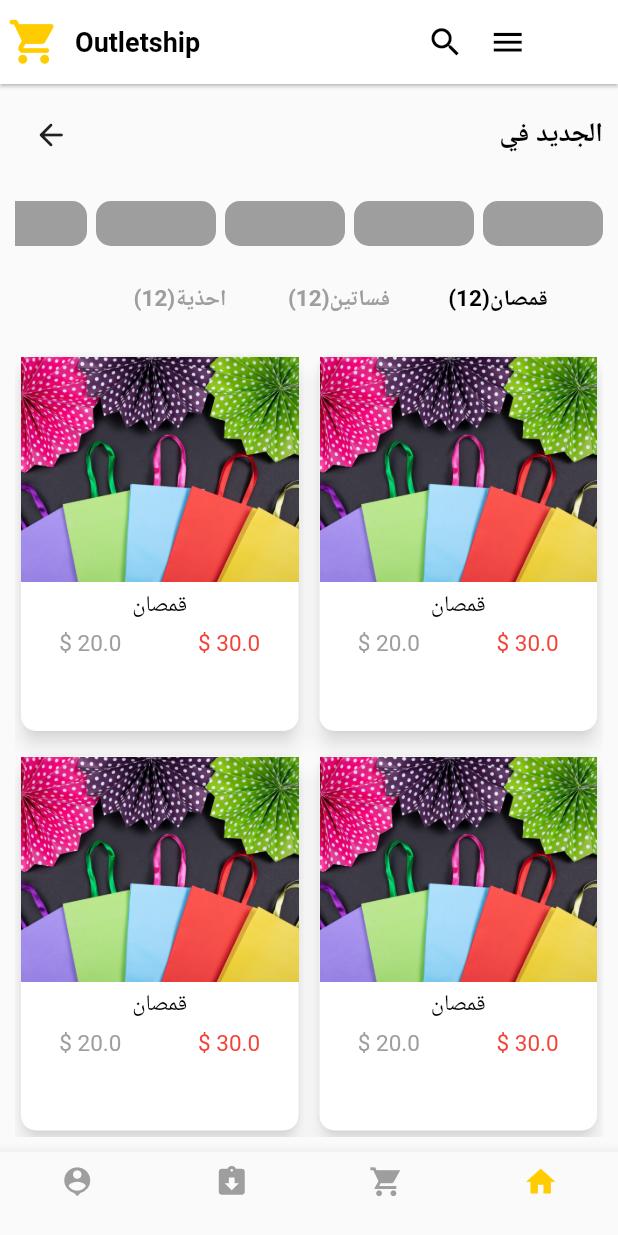
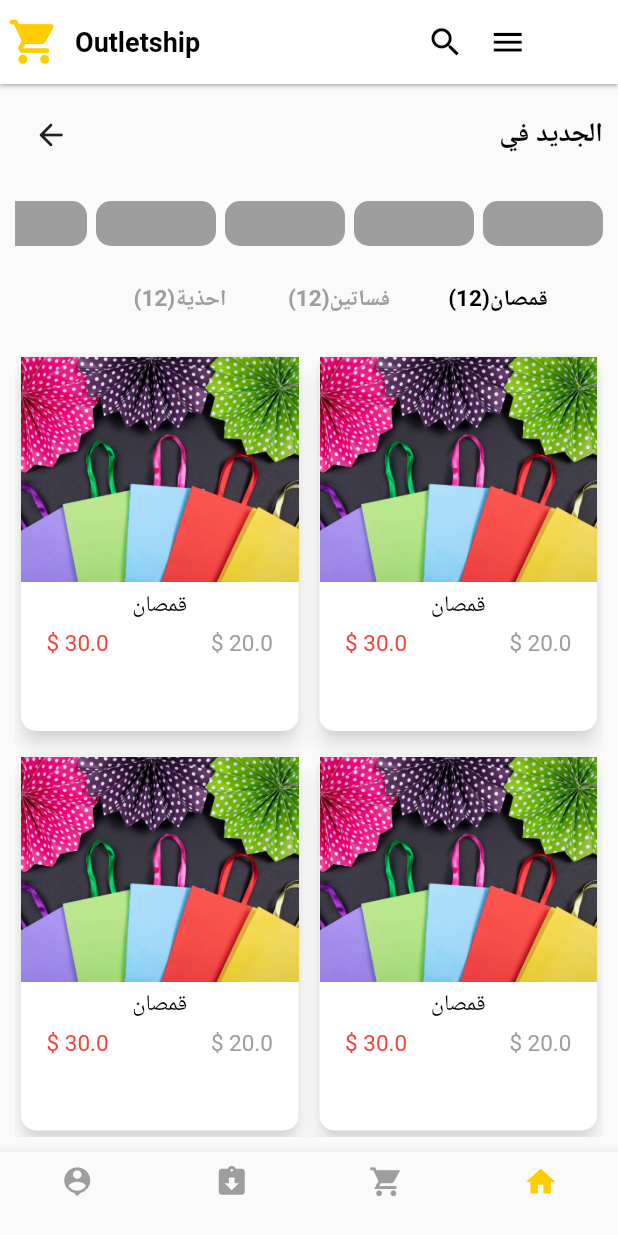
Before and after one commit to Ali77daoud/Shop_app, a Flutter app: the MainScreen screen opened by its route, after a tap on "الجديد في", on a phone screen of 412 x 824 dp. Run offline on Flutter 3.47's test engine with Material 2 defaults, Android fonts, the light colour scheme and no system bars; our stand-ins replace carousel_slider, country_code_picker, get, smooth_page_indicator.

Commit message:
main page changes

```diff
--- a/lib/routes/routes.dart
+++ b/lib/routes/routes.dart
@@ -1,3 +1,4 @@
+
 import 'package:get/route_manager.dart';
 import 'package:shop_app/view/screens/auth/loginotppage.dart';
 import 'package:shop_app/view/screens/auth/loginpage.dart';
--- a/lib/view/screens/mainscreen/homepages/categorypage.dart
+++ b/lib/view/screens/mainscreen/homepages/categorypage.dart
@@ -131,6 +131,9 @@ class CategoryPage extends StatelessWidget {
                         ),
                     itemBuilder: (context,index){
                       return homeCard(
+                        hight: 150,
+                        width: double.infinity,
+                        widthBetweenPrice: 0,
                         elevation: 5,
                         color: whiteColor,
                         radius: 10,
--- a/lib/view/screens/mainscreen/homepages/home.dart
+++ b/lib/view/screens/mainscreen/homepages/home.dart
@@ -3,6 +3,7 @@ import 'package:flutter/material.dart';
 import 'package:get/get.dart';
 import 'package:shop_app/logic/controller/navcontroller.dart';
 import 'package:shop_app/utils/theme.dart';
+import 'package:shop_app/view/widget/gridviewcard.dart';
 import 'package:shop_app/view/widget/icon_container.dart';
 import 'package:smooth_page_indicator/smooth_page_indicator.dart';
 
@@ -219,7 +220,6 @@ class Home extends StatelessWidget {
                     h: 20,
                     ),
                   ),
-
                 ],
               ),
             ),
@@ -283,6 +283,57 @@ class Home extends StatelessWidget {
                 fontWeight: FontWeight.bold
               ),
             ),
+            Padding(
+              padding: const EdgeInsets.symmetric(horizontal: 10,vertical: 10),
+              child: SizedBox(
+                  width: double.infinity,
+                  height: 220,
+                  child: ListView.separated(
+                    scrollDirection: Axis.horizontal,
+                    itemBuilder: (context, index) {
+                      return Stack(
+                        children: [
+                          homeCard(
+                          hight: 150,
+                          width: 150,
+                          widthBetweenPrice: 25,
+                          elevation: 5,
+                          color: whiteColor,
+                          radius: 2,
+                          centertext:'قمصان',
+                          img: 'assets/images/1.jpg',
+                          price1: 30,
+                          price2: 20,
+                          ),
+                           Positioned(
+                             top: 10,
+                             right: 15,
+                             child: Container(
+                              height: 25,
+                              width: 40,
+                              decoration: BoxDecoration(
+                                color: mainColor,
+                                borderRadius: BorderRadius.circular(15)
+                              ),
+                              child: const Center(
+                                child: Text('30%',
+                                  style: TextStyle(
+                                    color: whiteColor
+                                  ),
+                                )
+                                ),
+                              ),
+                           ),
+                        ],
+                      );
+                    },
+                    separatorBuilder: (context,index){
+                      return const SizedBox(width: 10,);
+                    },
+                    itemCount: 5,
+                    ),
+                ),
+            ),
           ],
         ),
       );
--- a/lib/view/screens/mainscreen/mainscreen.dart
+++ b/lib/view/screens/mainscreen/mainscreen.dart
@@ -18,7 +18,6 @@ class MainScreen extends StatelessWidget {
             return
             Scaffold(
             appBar: AppBar(
-
             backgroundColor: whiteColor,
             title: Row(
               children: [
--- a/lib/view/widget/gridviewcard.dart
+++ b/lib/view/widget/gridviewcard.dart
@@ -3,6 +3,9 @@ import 'package:shop_app/utils/theme.dart';
 
 Widget homeCard(
   {
+    required double hight,
+    required double width,
+    required double widthBetweenPrice,
     required double elevation,
     required Color color,
     required double radius,
@@ -29,8 +32,8 @@ Widget homeCard(
             Padding(
               padding: const EdgeInsets.only(left: 0,right: 0,),
               child: Container(
-                width: double.infinity,
-                height: 150,
+                width: width,
+                height: hight,
                 decoration: BoxDecoration(
                   image: DecorationImage(
                     image: AssetImage(img),
@@ -52,18 +55,19 @@ Widget homeCard(
             Row(
               mainAxisAlignment: MainAxisAlignment.spaceAround,
               children: [
+                Text('$price2 \$',
+                  maxLines: 2,
+                  style: const TextStyle(
+                      color: greyColor,
+                      fontSize: 15,
+                      fontWeight: FontWeight.normal
+                    ),
+                ),
+                SizedBox(width: widthBetweenPrice,),
                 Text('$price1 \$',
                   maxLines: 2,
                   style: const TextStyle(
                       color: Colors.red,
-                      fontSize: 15,
-                      fontWeight: FontWeight.normal
-                    ),
-                ),
-                Text('$price2 \$',
-                  maxLines: 2,
-                  style: const TextStyle(
-                      color: greyColor,
                       fontSize: 15,
                       fontWeight: FontWeight.normal
                     ),
```
Also changed, not shown: flutter_01.png (added).
